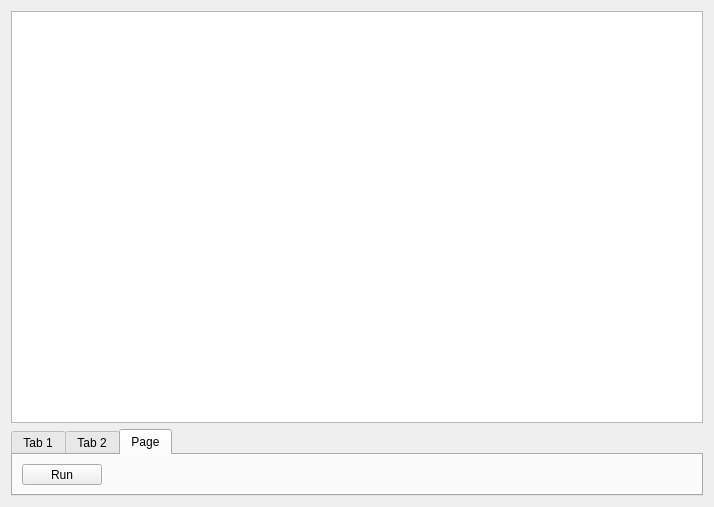
Old version of the form scripteditor.ui in the repository insilmaril/vym.
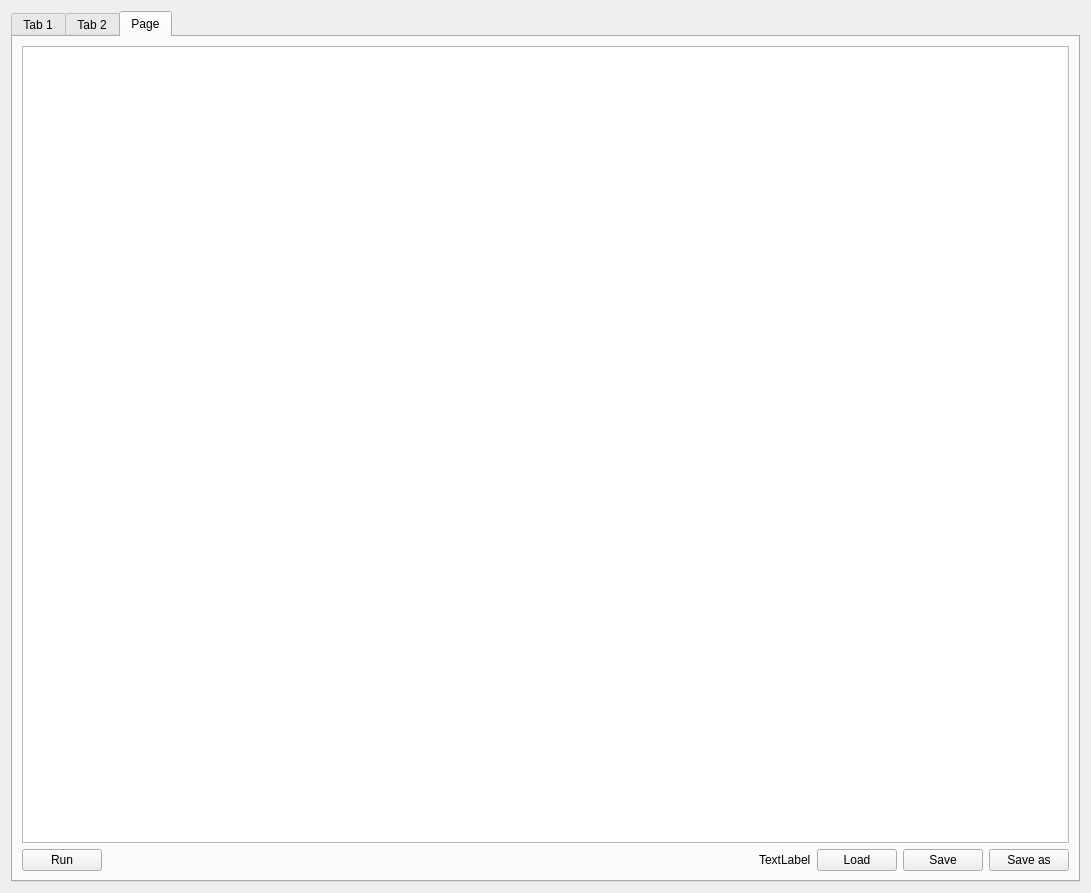
New version of the form. The open tabs and pages were chosen to show the change.

Commit message:
Integrated (temporary) scripteditor
Scripteditor window now knows three different kinds of editors:

 - macros
 - slides
 - files

The first two use the existing (legacy) script engine. The one for
files uses a new engine, which currently only knows a few commands.

Patch:
```diff
--- a/scripteditor.ui
+++ b/scripteditor.ui
@@ -6,24 +6,14 @@
    <rect>
     <x>0</x>
     <y>0</y>
-    <width>714</width>
-    <height>507</height>
+    <width>1091</width>
+    <height>893</height>
    </rect>
   </property>
   <property name="windowTitle">
    <string>Form</string>
   </property>
   <layout class="QVBoxLayout" name="verticalLayout_2">
-   <item>
-    <widget class="QTextEdit" name="editor">
-     <property name="sizePolicy">
-      <sizepolicy hsizetype="Expanding" vsizetype="MinimumExpanding">
-       <horstretch>0</horstretch>
-       <verstretch>0</verstretch>
-      </sizepolicy>
-     </property>
-    </widget>
-   </item>
    <item>
     <widget class="QTabWidget" name="modeTabWidget">
      <property name="sizePolicy">
@@ -35,11 +25,11 @@
      <property name="maximumSize">
       <size>
        <width>16777215</width>
-       <height>67</height>
+       <height>1000000</height>
       </size>
      </property>
      <property name="currentIndex">
-      <number>1</number>
+      <number>2</number>
      </property>
      <widget class="QWidget" name="slideTab">
       <property name="accessibleDescription">
@@ -48,52 +38,49 @@
       <attribute name="title">
        <string>Tab 1</string>
       </attribute>
-      <layout class="QGridLayout" name="gridLayout_2">
-       <item row="0" column="1">
-        <widget class="QPushButton" name="saveSlideButton">
+      <layout class="QVBoxLayout" name="verticalLayout_4">
+       <item>
+        <widget class="QTextEdit" name="slideEditor"/>
+       </item>
+       <item>
+        <layout class="QHBoxLayout" name="horizontalLayout_4">
+         <item>
+          <widget class="QPushButton" name="slideRunButton">
          <property name="text">
-          <string>Save to selected slide</string>
+            <string>Run</string>
          </property>
          <property name="shortcut">
           <string/>
          </property>
         </widget>
        </item>
-       <item row="0" column="2">
+         <item>
         <spacer name="horizontalSpacer">
          <property name="orientation">
           <enum>Qt::Horizontal</enum>
          </property>
          <property name="sizeHint" stdset="0">
           <size>
-           <width>530</width>
+             <width>40</width>
            <height>20</height>
           </size>
          </property>
         </spacer>
        </item>
-       <item row="1" column="1">
-        <spacer name="verticalSpacer_2">
-         <property name="orientation">
-          <enum>Qt::Vertical</enum>
-         </property>
-         <property name="sizeHint" stdset="0">
-          <size>
-           <width>97</width>
-           <height>0</height>
-          </size>
-         </property>
-        </spacer>
-       </item>
-       <item row="0" column="0">
-        <widget class="QPushButton" name="runSlideButton">
+         <item>
+          <widget class="QPushButton" name="slideSaveButton">
          <property name="text">
-          <string>Run</string>
+            <string>Save to selected slide</string>
          </property>
          <property name="shortcut">
           <string/>
          </property>
         </widget>
+         </item>
+        </layout>
+       </item>
+       <item>
+        <layout class="QHBoxLayout" name="horizontalLayout_3"/>
        </item>
       </layout>
      </widget>
@@ -104,24 +91,32 @@
       <attribute name="title">
        <string>Tab 2</string>
       </attribute>
-      <layout class="QGridLayout" name="gridLayout">
-       <item row="0" column="0">
-        <layout class="QVBoxLayout" name="verticalLayout">
+      <layout class="QVBoxLayout" name="verticalLayout_3">
          <item>
-          <layout class="QHBoxLayout" name="horizontalLayout">
-           <property name="spacing">
-            <number>6</number>
-           </property>
-           <property name="sizeConstraint">
-            <enum>QLayout::SetMinimumSize</enum>
-           </property>
+        <widget class="QTextEdit" name="macroEditor"/>
+       </item>
            <item>
-            <widget class="QPushButton" name="runMacroButton">
+        <layout class="QHBoxLayout" name="horizontalLayout_2">
+         <item>
+          <widget class="QPushButton" name="macroRunButton">
              <property name="text">
               <string>Run</string>
              </property>
             </widget>
            </item>
+         <item>
+          <spacer name="horizontalSpacer_2">
+           <property name="orientation">
+            <enum>Qt::Horizontal</enum>
+           </property>
+           <property name="sizeHint" stdset="0">
+            <size>
+             <width>410</width>
+             <height>13</height>
+            </size>
+           </property>
+          </spacer>
+         </item>
            <item>
             <widget class="QLabel" name="label">
              <property name="text">
@@ -146,21 +141,6 @@
              </property>
             </widget>
            </item>
-           <item>
-            <spacer name="horizontalSpacer_2">
-             <property name="orientation">
-              <enum>Qt::Horizontal</enum>
-             </property>
-             <property name="sizeHint" stdset="0">
-              <size>
-               <width>308</width>
-               <height>20</height>
-              </size>
-             </property>
-            </spacer>
-           </item>
-          </layout>
-         </item>
         </layout>
        </item>
       </layout>
@@ -169,29 +149,67 @@
       <attribute name="title">
        <string>Page</string>
       </attribute>
-      <layout class="QHBoxLayout" name="horizontalLayout_3">
+      <layout class="QVBoxLayout" name="verticalLayout">
        <item>
-        <layout class="QHBoxLayout" name="horizontalLayout_2">
+        <widget class="QTextEdit" name="fileEditor">
+         <property name="sizePolicy">
+          <sizepolicy hsizetype="MinimumExpanding" vsizetype="MinimumExpanding">
+           <horstretch>0</horstretch>
+           <verstretch>0</verstretch>
+          </sizepolicy>
+         </property>
+        </widget>
+       </item>
          <item>
-          <widget class="QPushButton" name="runFileButton">
+        <layout class="QHBoxLayout" name="horizontalLayout">
+         <item>
+          <widget class="QPushButton" name="fileRunButton">
            <property name="text">
             <string>Run</string>
            </property>
           </widget>
          </item>
          <item>
-          <spacer name="horizontalSpacer_3">
+          <spacer name="horizontalSpacer_4">
            <property name="orientation">
             <enum>Qt::Horizontal</enum>
            </property>
            <property name="sizeHint" stdset="0">
             <size>
-             <width>40</width>
+             <width>369</width>
              <height>20</height>
             </size>
            </property>
           </spacer>
          </item>
+         <item>
+          <widget class="QLabel" name="fileNameLabel">
+           <property name="text">
+            <string>TextLabel</string>
+           </property>
+          </widget>
+         </item>
+         <item>
+          <widget class="QPushButton" name="fileLoadButton">
+           <property name="text">
+            <string>Load</string>
+           </property>
+          </widget>
+         </item>
+         <item>
+          <widget class="QPushButton" name="fileSaveButton">
+           <property name="text">
+            <string>Save</string>
+           </property>
+          </widget>
+         </item>
+         <item>
+          <widget class="QPushButton" name="fileSaveAsButton">
+           <property name="text">
+            <string>Save as</string>
+           </property>
+          </widget>
+         </item>
         </layout>
        </item>
       </layout>
```
Lines whose indentation alone changed are shown as unchanged. The commit also changes 7 other files.
